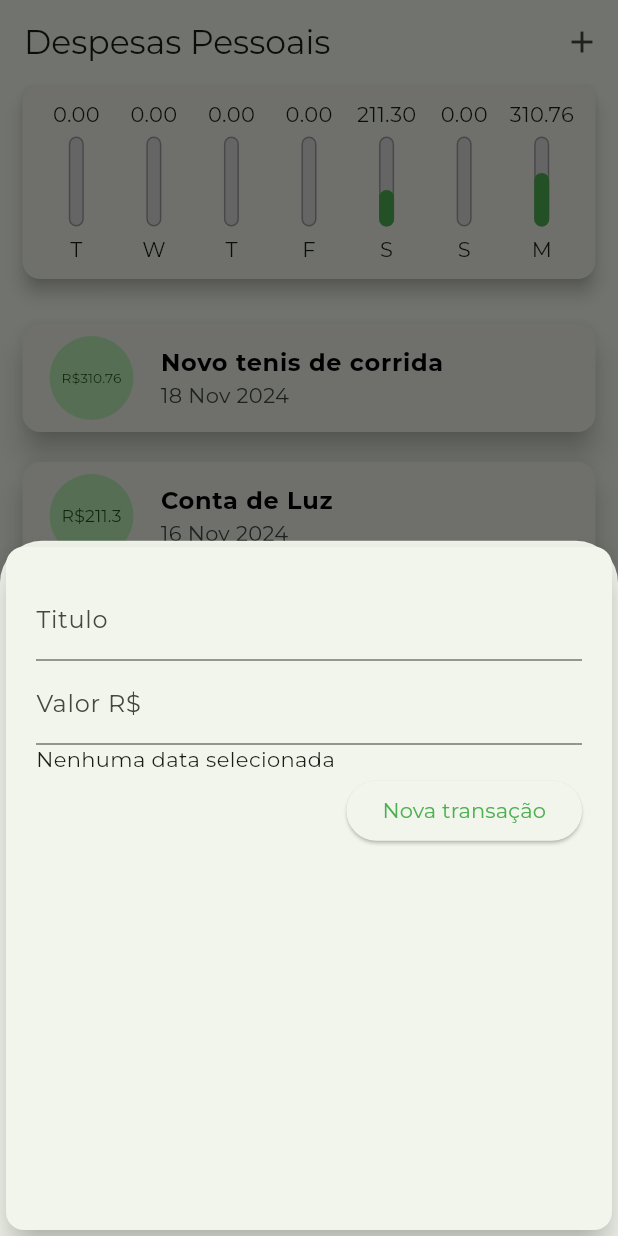
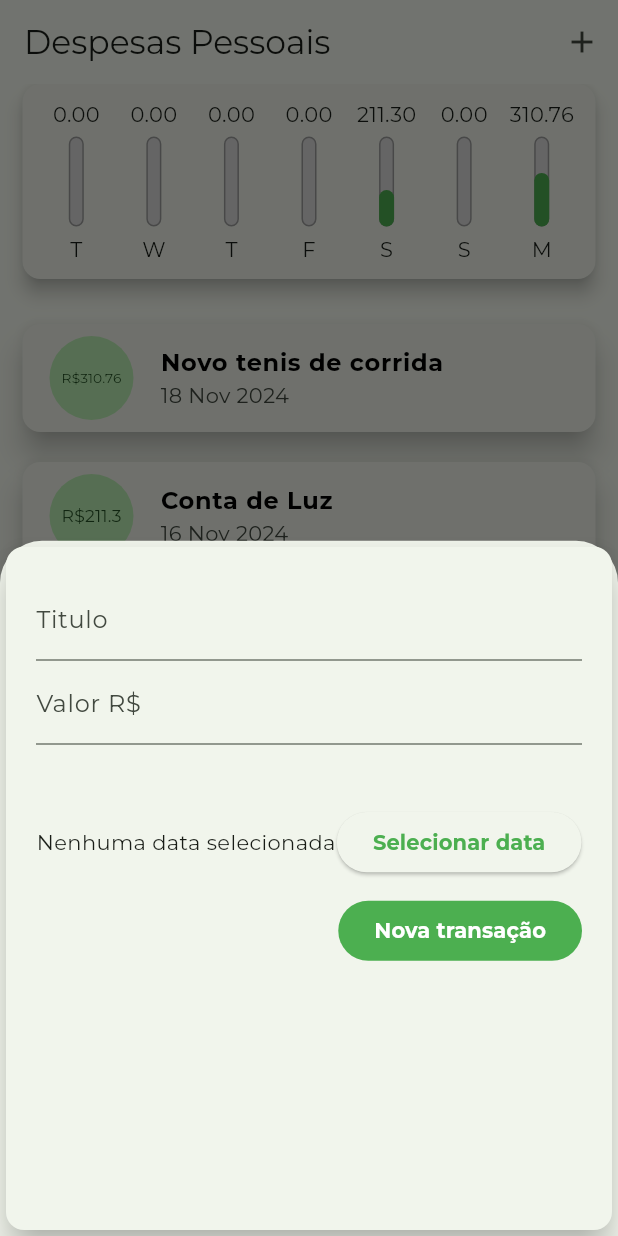
Before and after one commit to PedroGoncalves-Dev/Despesas-flutter, a Flutter app: the screen it shows after launch, after a tap on the "add" icon, on a phone screen of 412 x 824 dp. Run offline on Flutter 3.47's test engine with Material 3 defaults, Android fonts, the phone set to English and light mode, and no system bars; project files that could hold a hidden picture were left out.

Commit message:
botao adicionado pra adicionar uma data

```diff
--- a/lib/components/transaction_form.dart
+++ b/lib/components/transaction_form.dart
@@ -50,15 +50,32 @@ class _TransactionFormState extends State<TransactionForm> {
                 labelText: 'Valor R\$',
               ),
             ),
-            const Row(
-              children: [Text('Nenhuma data selecionada')],
+            const SizedBox(
+              height: 30,
+            ),
+            SizedBox(
+              height: 70,
+              child: Row(
+                mainAxisAlignment: MainAxisAlignment.spaceAround,
+                children: [
+                  const Text('Nenhuma data selecionada'),
+                  ElevatedButton(
+                    onPressed: () {},
+                    child: const Text(
+                      'Selecionar data',
+                      style: TextStyle(fontWeight: FontWeight.bold),
+                    ),
+                  )
+                ],
+              ),
             ),
             Row(mainAxisAlignment: MainAxisAlignment.end, children: [
-              ElevatedButton(
+              FilledButton(
                 onPressed: _onSubmit,
-                child: Text(
+                child: const Text(
                   'Nova transação',
-                  style: TextStyle(color: Theme.of(context).primaryColor),
+                  style: TextStyle(
+                      color: Colors.white, fontWeight: FontWeight.bold),
                 ),
               ),
             ]),
```
